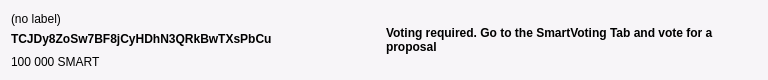
First picture: the form in src/qt/forms/smartrewardentry.ui, repository SmartCash/Core-Smart, before the edit.
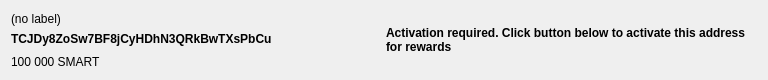
Second picture: the form after the edit.

Commit message: Replace vote proof by activation tx and adapt SmartRewards UI tab

Diff of the .ui file:
```diff
--- a/src/qt/forms/smartrewardentry.ui
+++ b/src/qt/forms/smartrewardentry.ui
@@ -19,20 +19,6 @@
   <property name="windowTitle">
    <string>Form</string>
   </property>
-  <property name="styleSheet">
-   <string notr="true">#QSmartRewardEntry{
- 
-	background-color: rgb(247, 245, 248);
-}
-
-#eligiblePage{
-  background-color: rgb(247, 245, 248);
-}
-
-#infoPage{
-  background-color: rgb(247, 245, 248);
-}</string>
-  </property>
   <layout class="QHBoxLayout" name="horizontalLayout">
    <item>
     <layout class="QVBoxLayout" name="verticalLayout_2">
@@ -205,7 +191,7 @@
           </font>
          </property>
          <property name="text">
-          <string>Voting required. Go to the SmartVoting Tab and vote for a proposal</string>
+          <string>Activation required. Click button below to activate this address for rewards</string>
          </property>
          <property name="wordWrap">
           <bool>true</bool>
```
The commit also changes 23 other files.
